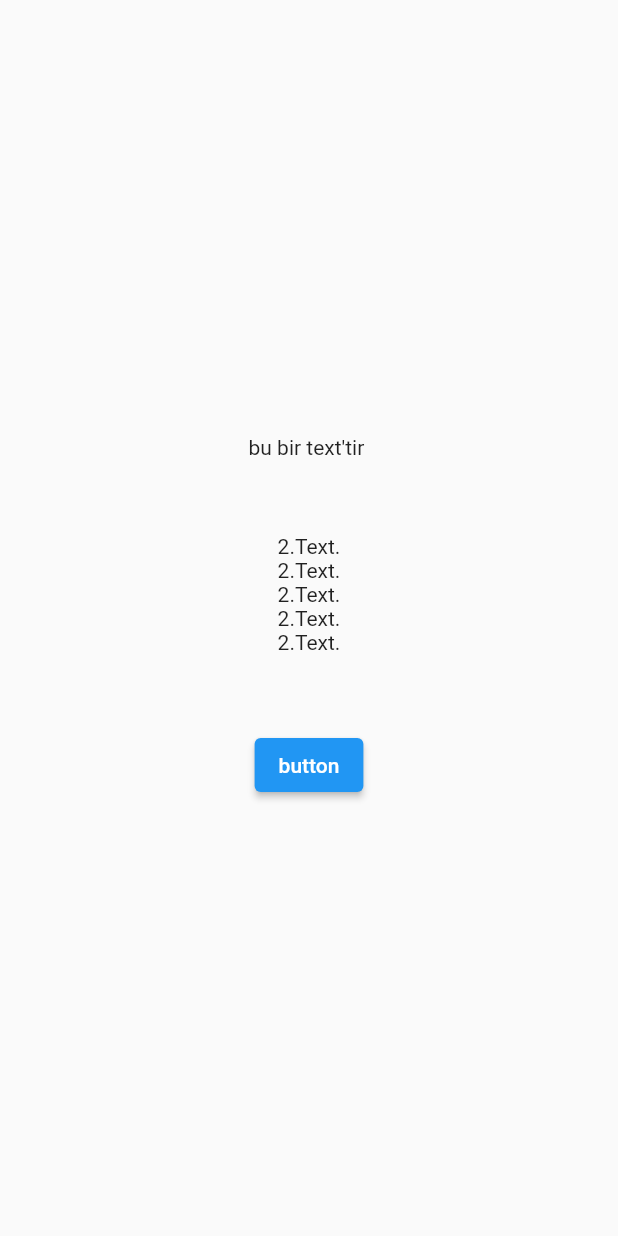
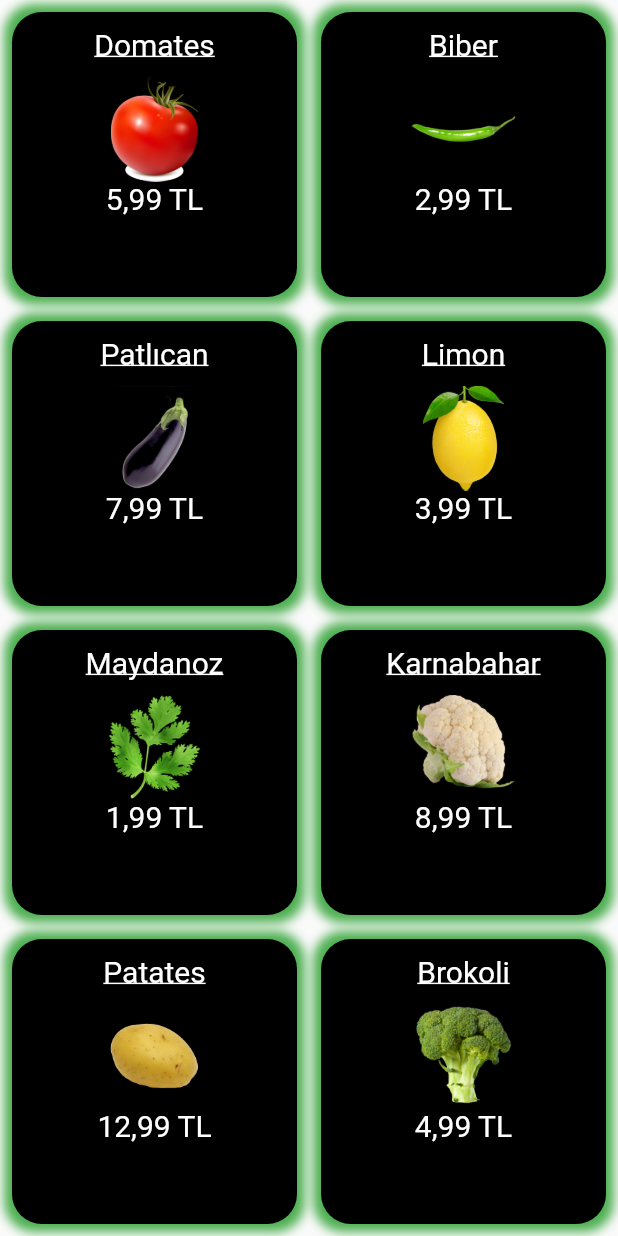
Before and after one commit to MuallaShn/greengrocer, a Flutter app: the screen it shows after launch, on a phone screen of 412 x 824 dp. Run offline on Flutter 3.47's test engine with Material 2 defaults, Android fonts, the phone set to English and light mode, and no system bars.

Commit message:
greengrocer

```diff
--- a/lib/Card_Screen.dart
+++ b/lib/Card_Screen.dart
@@ -0,0 +1,66 @@
+
+import 'package:baunmobile1/product_card.dart';
+import 'package:baunmobile1/second_screen.dart';
+import 'package:baunmobile1/widgets/my_box_widget.dart';
+import 'package:flutter/material.dart';
+
+List<String>urlList=[
+  "assets/images/tomato.png",
+  "assets/images/pepper.png",
+  "assets/images/patlıcan.png",
+  "assets/images/limon.png",
+  "assets/images/maydanoz.png",
+  "assets/images/karnabahar.png",
+  "assets/images/potato.png",
+  "assets/images/brokoli.png",
+
+];
+
+List<String>priceList=[
+  "5,99 TL",
+  "2,99 TL",
+  "7,99 TL",
+  "3,99 TL",
+  "1,99 TL",
+  "8,99 TL",
+  "12,99 TL",
+  "4,99 TL",
+];
+Map<String,String>productionText={
+  "Domates": "kırmızı bir sebzedir.",
+  "Biber": "yeşil bir sebzedir.",
+  "Patlıcan": "mor bir sebzedir.",
+  "Limon": "sarı bir sebzedir.",
+  "Maydanoz": "yeşil bir sebzedir.",
+  "Karnabahar": "beyaz bir sebzedir.",
+  "Patates": "kahverengi bir sebzedir.",
+  "Brokoli": "yeşil bir sebzedir.",
+};
+
+class CardScreen extends StatelessWidget {
+  CardScreen({Key? key,
+    required String url,
+    required String productionName,
+    required String productionText}): super(key:key);
+
+  @override
+  Widget build(BuildContext context) {
+
+    return Scaffold(
+      body:GridView.builder(
+        itemCount: 8,
+          gridDelegate: SliverGridDelegateWithFixedCrossAxisCount(crossAxisCount: 2),
+          itemBuilder: (context, index){
+        return Padding(
+          padding: const EdgeInsets.all(8.0),
+          child: ProductCard(
+            url: urlList[index],
+            productionName:productionText.keys.elementAt(index),
+            productionText:productionText.values.elementAt(index),
+            price: priceList[index],
+          ),
+        );
+      }),
+    );
+  }
+}
--- a/lib/main.dart
+++ b/lib/main.dart
@@ -1,3 +1,4 @@
+import 'package:baunmobile1/Card_Screen.dart';
 import 'package:flutter/material.dart';
 
 import 'home_page().dart';
@@ -16,7 +17,7 @@ class MyApp extends StatelessWidget {
       theme: ThemeData(
         primarySwatch: Colors.blue,
       ),
-      home:homePage()
+      home:CardScreen(url: '', productionName: '', productionText: '',)
     );
   }
 }
--- a/lib/product_card.dart
+++ b/lib/product_card.dart
@@ -0,0 +1,64 @@
+import 'package:baunmobile1/Card_Screen.dart';
+import 'package:baunmobile1/second_screen.dart';
+import 'package:flutter/cupertino.dart';
+import 'package:flutter/material.dart';
+
+class ProductCard extends StatelessWidget {
+  const ProductCard({
+    super.key,
+    required this.url,
+    required this.productionName,
+    required this.productionText,
+    required this.price,
+});
+  final String productionName;
+  final String productionText;
+  final String url;
+  final String price;
+
+  @override
+  Widget build(BuildContext context) {
+    return GestureDetector(
+      onTap: (){Navigator.push(context,
+          MaterialPageRoute(builder: (context)=>second_screen(
+              productName: productionName, url: url, content: productionText)));
+      },
+      child: Container(
+        height: 200,
+        width: 200,
+        decoration: BoxDecoration(
+            color:Colors.black,
+            borderRadius: BorderRadius.all(Radius.circular(20.0)),
+            boxShadow: [
+              BoxShadow(color: Colors.green,blurRadius: 5,spreadRadius: 5),
+            ]
+        ),
+        child: Column(
+          children: [
+            SizedBox(height: 10),
+            Text(
+                productionName,
+                style: TextStyle(color:Colors.white,fontSize: 20, decoration: TextDecoration.underline)
+            ),
+            SizedBox(height: 10),
+            SizedBox(
+                height: 70,
+                width: 70,
+                child: Image.asset(
+                  url,
+                )),
+            Text(price,
+                style: TextStyle(color:Colors.white,
+                  fontSize: 20,
+                )),
+            SizedBox(height: 10),
+            Padding(
+                padding: const EdgeInsets.all(8.0),
+                child: Text(productionText)
+            ),
+          ],
+        ),
+      ),
+    );
+  }
+}
--- a/pubspec.yaml
+++ b/pubspec.yaml
@@ -60,9 +60,9 @@ flutter:
   uses-material-design: true
 
   # To add assets to your application, add an assets section, like this:
-  # assets:
-  #   - images/a_dot_burr.jpeg
-  #   - images/a_dot_ham.jpeg
+  assets:
+    - assets/images/
+    - assets/icons/
 
   # An image asset can refer to one or more resolution-specific "variants", see
   # https://flutter.dev/assets-and-images/#resolution-aware
```
Also changed, not shown: lib/classes.dart (+8 -0 lines), lib/home_page().dart (+95 -22 lines), lib/second_screen.dart (+24 -0 lines), lib/user.dart (+23 -0 lines), lib/widgets/my_box_widget.dart (+59 -0 lines), assets/images/patlıcan.png.
